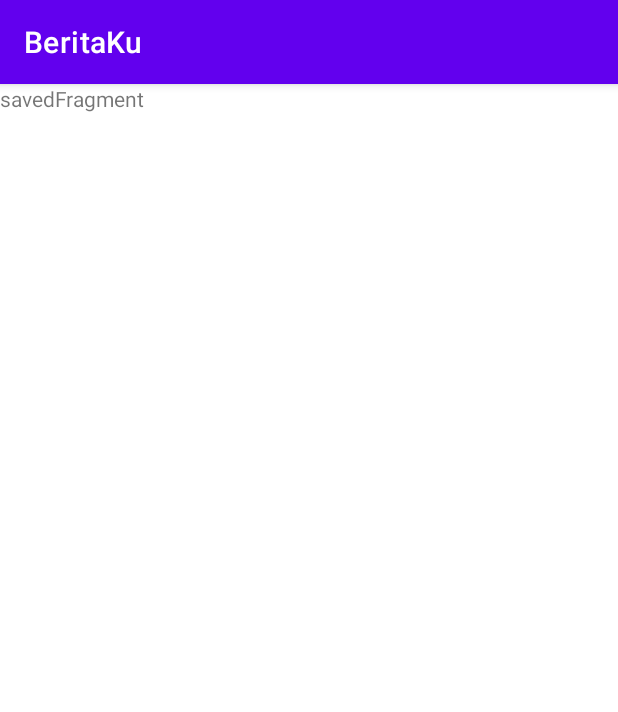
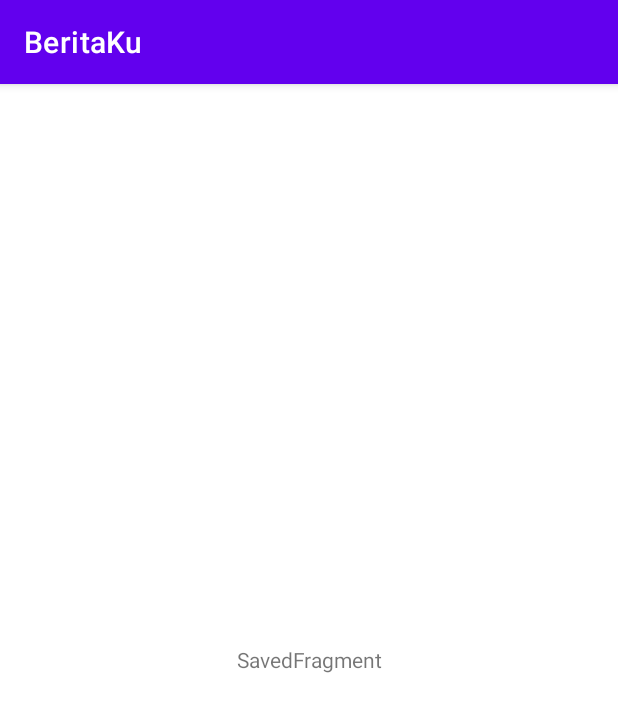
Before and after one commit to irawan09/BeritaKu, an Android app: the fragment SavedFragment shown on its own in the app's theme, on a phone screen of 412 x 824 dp. Shown: the top 712 px of the screen. Run offline under Robolectric (Android 15) with nearby library versions, the phone set to English and light mode, and no system bars.

Commit message:
Fragment added

```diff
--- a/app/src/main/res/layout/fragment_news.xml
+++ b/app/src/main/res/layout/fragment_news.xml
@@ -9,6 +9,7 @@
     <TextView
         android:layout_width="match_parent"
         android:layout_height="match_parent"
+        android:gravity="center"
         android:text="@string/newsFragment" />
 
 </FrameLayout>
--- a/app/src/main/res/layout/fragment_saved.xml
+++ b/app/src/main/res/layout/fragment_saved.xml
@@ -9,6 +9,7 @@
     <TextView
         android:layout_width="match_parent"
         android:layout_height="match_parent"
+        android:gravity="center"
         android:text="@string/savedFragment" />
 
 </FrameLayout>
--- a/app/src/main/res/values/strings.xml
+++ b/app/src/main/res/values/strings.xml
@@ -3,6 +3,6 @@
     <!-- TODO: Remove or change this placeholder text -->
     <string name="hello_blank_fragment">Hello blank fragment</string>
     <string name="newsFragment">NewsFragment</string>
-    <string name="savedFragment">savedFragment</string>
+    <string name="savedFragment">SavedFragment</string>
     <string name="infoFragment">InfoFragment</string>
 </resources>
```
